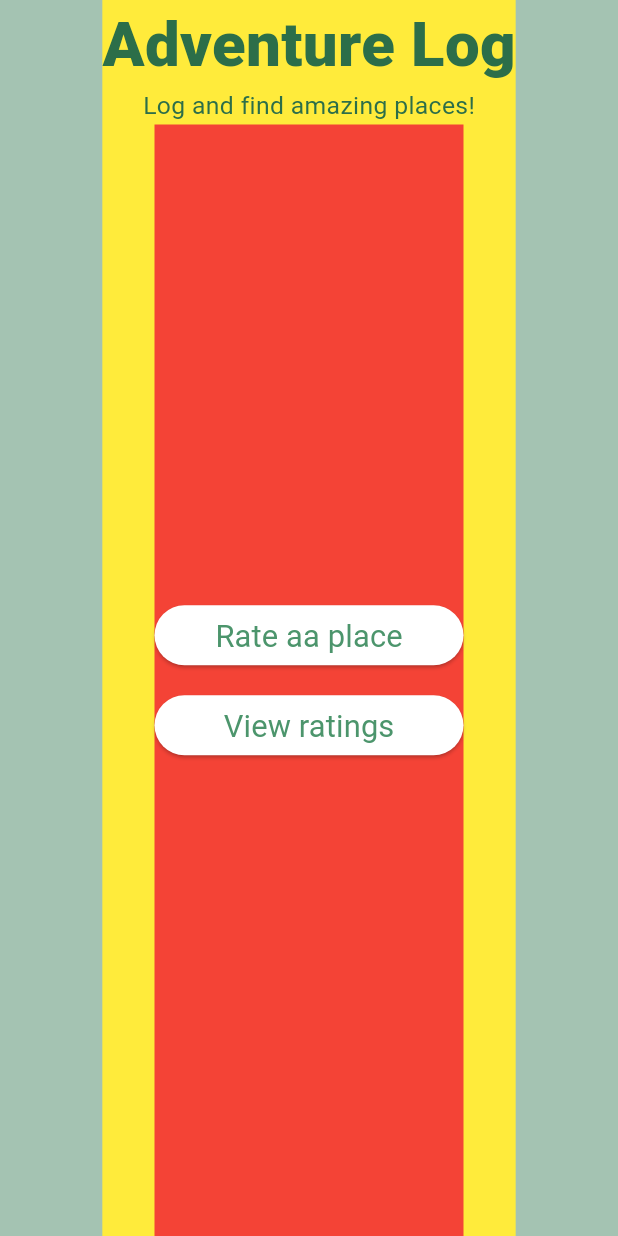
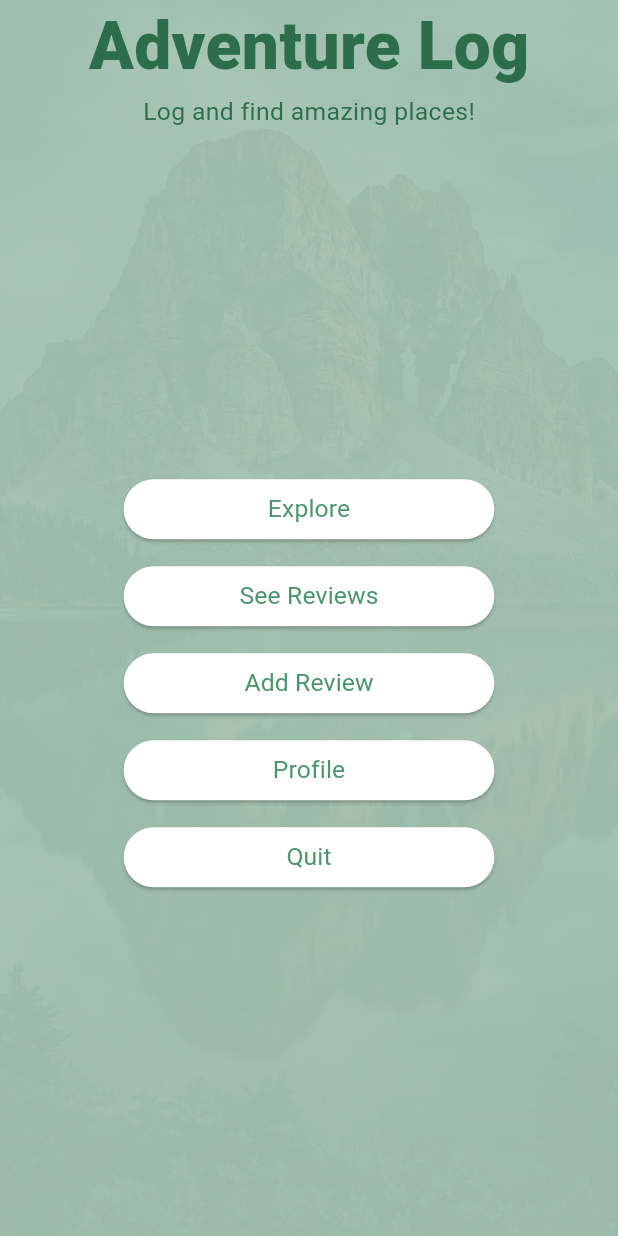
Before and after one commit to astev423/Adventure-Log, a Flutter app: the screen it shows after launch, on a phone screen of 412 x 824 dp. Run offline on Flutter 3.47's test engine with Material 3 defaults, Android fonts, the phone set to English and light mode, and no system bars; our stand-ins replace geolocator.

Commit message:
feat: added transparent image to homepage background

```diff
--- a/lib/pages/homepage.dart
+++ b/lib/pages/homepage.dart
@@ -10,18 +10,26 @@ class Homepage extends StatelessWidget {
   Widget build(BuildContext context) {
     return Scaffold(
       backgroundColor: TEAL,
-      // TODO: Add image of nature behind the UI, also add logo here
       body: Align(
         alignment: Alignment.topCenter,
-        child: Container(
-          color: Colors.yellow,
-          child: Column(
+        child: SizedBox(
+          child: Stack(
+            fit: StackFit.expand,
+            children: [
+              Opacity(
+                opacity: 0.05,
+                child: Image.asset(
+                  'assets/images/lake-landscape.jpg',
+                  fit: BoxFit.cover,
+                ),
+              ),
+              Column(
                 children: [
                   Text(
                     "Adventure Log",
                     style: TextStyle(
                       color: DARK_GREEN,
-                  fontSize: responsiveFontSize(context, 20),
+                      fontSize: responsiveFontSize(context, 160),
                       fontWeight: FontWeight.w900,
                     ),
                   ),
@@ -29,15 +37,16 @@ class Homepage extends StatelessWidget {
                     "Log and find amazing places!",
                     style: TextStyle(
                       color: DARK_GREEN,
-                  fontSize: responsiveFontSize(context, 8),
+                      fontSize: responsiveFontSize(context, 60),
                     ),
                   ),
                   Expanded(
-                child: Container(
-                  width: responsiveWidth(context, 100),
-                  color: Colors.red,
+                    child: SizedBox(
+                      width: responsiveWidth(context, 900),
                       child: Center(child: SelectPage()),
                     ),
+                  ),
+                ],
               ),
             ],
           ),
--- a/lib/utils.dart
+++ b/lib/utils.dart
@@ -18,7 +18,7 @@ SizedBox responsiveBox(BuildContext context, double size) {
 }
 
 double responsiveFontSize(BuildContext context, double base) {
-  return base * screenWidth(context) / 200;
+  return responsiveWidth(context, base);
 }
 
 double screenWidth(BuildContext context) {
@@ -30,7 +30,14 @@ double screenHeight(BuildContext context) {
 }
 
 double responsiveWidth(BuildContext context, double baseWidth) {
-  return baseWidth * (screenWidth(context) / 200);
+  final screenWidth = MediaQuery.of(context).size.width;
+  final isDesktop = screenWidth >= 800;
+
+  if (isDesktop) {
+    return baseWidth * (screenWidth / 1700);
+  } else {
+    return baseWidth * (screenWidth / 1500);
+  }
 }
 
 double responsiveHeight(BuildContext context, double baseHeight) {
--- a/lib/widgets/select_page.dart
+++ b/lib/widgets/select_page.dart
@@ -2,34 +2,36 @@ import 'package:adventure_log/utils.dart';
 import 'package:flutter/material.dart';
 
 class SelectPage extends StatelessWidget {
-  const SelectPage({super.key});
+  final List<String> pages = [
+    "Explore",
+    "See Reviews",
+    "Add Review",
+    "Profile",
+    "Quit",
+  ];
+
+  SelectPage({super.key});
 
   @override
   Widget build(BuildContext context) {
     final textStyle = TextStyle(
       color: const Color(0xFF4C956C),
       fontWeight: .w400,
-      fontSize: responsiveFontSize(context, 10),
+      fontSize: responsiveFontSize(context, 60),
     );
 
     return SizedBox(
       child: Column(
-        spacing: 12,
+        spacing: 10,
         mainAxisSize: MainAxisSize.min,
         crossAxisAlignment: .stretch,
-        children: [
-          ElevatedButton(
-            // TODO: Change print to router that brings us to right page
+        children: pages.map((page) {
+          return ElevatedButton(
             onPressed: () => print(""),
             style: ElevatedButton.styleFrom(backgroundColor: Colors.white),
-            child: Text("Rate aa place", style: textStyle),
-          ),
-          ElevatedButton(
-            onPressed: () => print(""),
-            style: ElevatedButton.styleFrom(backgroundColor: Colors.white),
-            child: Text("View ratings", style: textStyle),
-          ),
-        ],
+            child: Text(page, style: textStyle),
+          );
+        }).toList(),
       ),
     );
   }
--- a/pubspec.yaml
+++ b/pubspec.yaml
@@ -64,6 +64,8 @@ flutter:
   # assets:
   #   - images/a_dot_burr.jpeg
   #   - images/a_dot_ham.jpeg
+  assets:
+    - assets/images/
 
   # An image asset can refer to one or more resolution-specific "variants", see
   # https://flutter.dev/to/resolution-aware-images
```
Also changed, not shown: assets/images/lake-landscape.jpg (added). Lines whose indentation alone changed are shown as unchanged.
